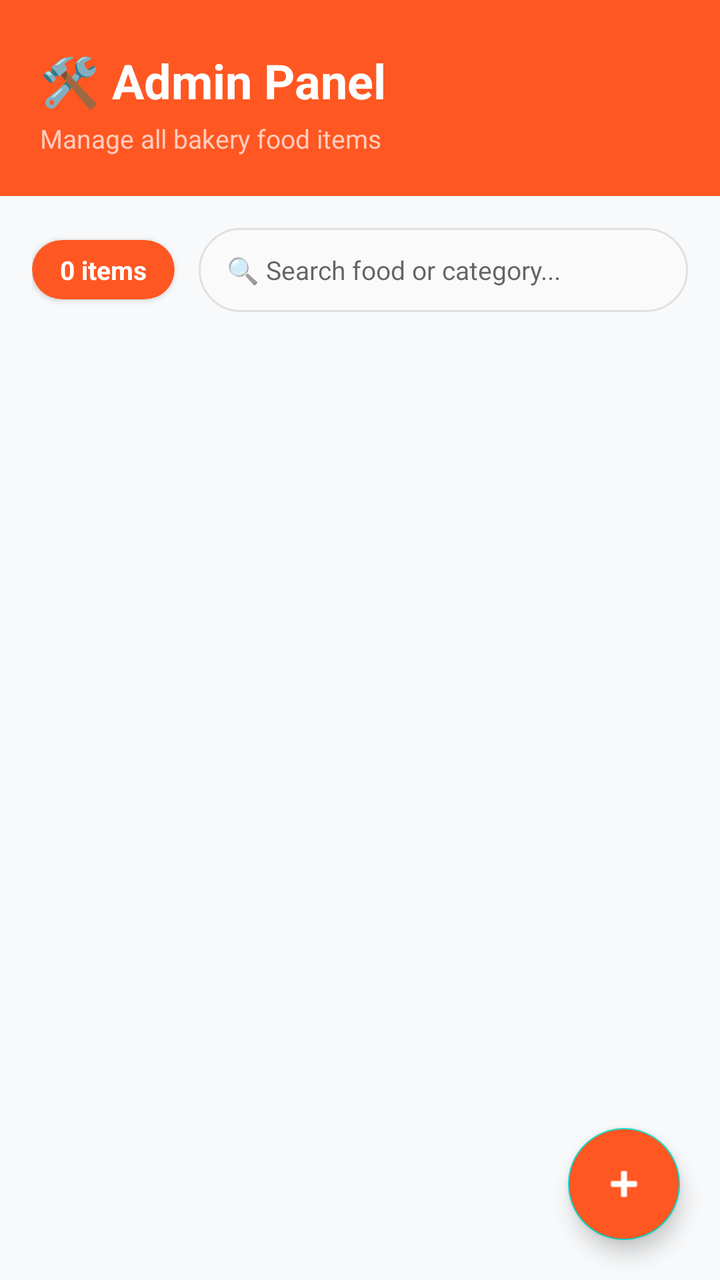
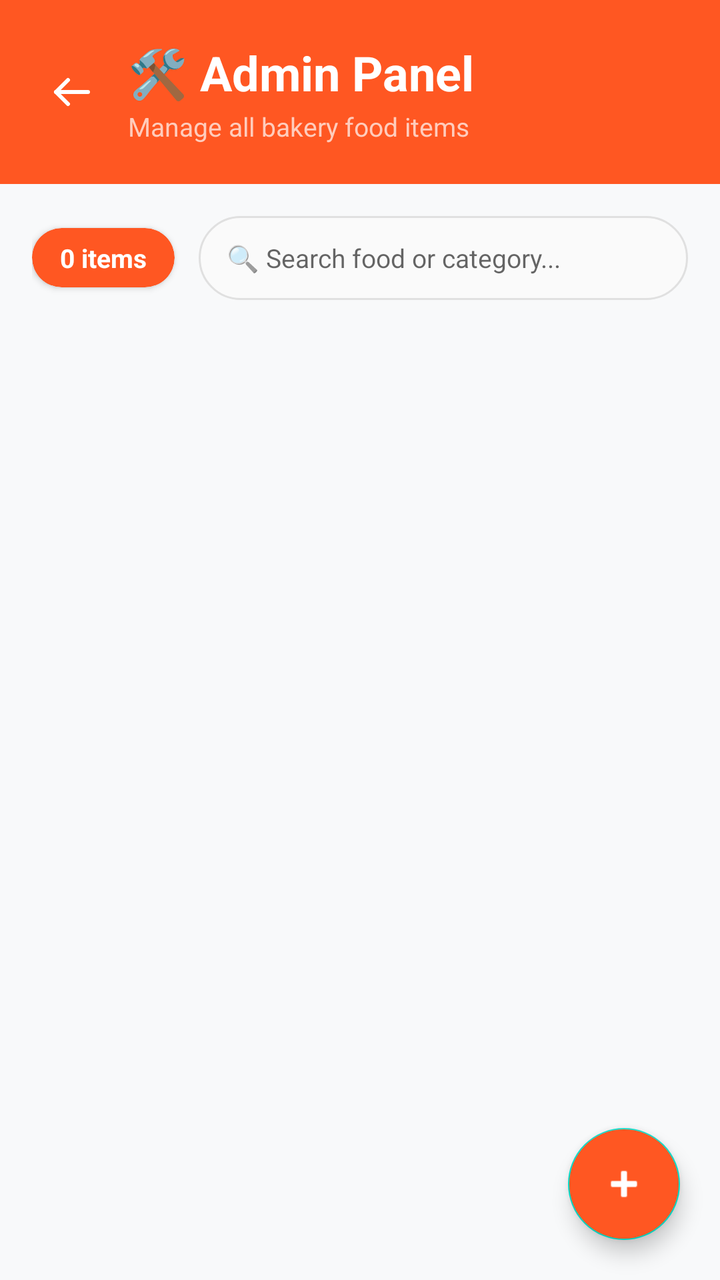

Compare the two renders of this Android layout. The source of the first and the diff that turns it into the second are given below.
<!-- AndroidManifest.xml: application theme Theme.BakeBlissBakery -->
<!-- res/layout/activity_admin.xml -->
<?xml version="1.0" encoding="utf-8"?>
<androidx.constraintlayout.widget.ConstraintLayout
    xmlns:android="http://schemas.android.com/apk/res/android"
    xmlns:app="http://schemas.android.com/apk/res-auto"
    xmlns:tools="http://schemas.android.com/tools"
    android:id="@+id/main_admin_layout"
    android:layout_width="match_parent"
    android:layout_height="match_parent"
    android:background="#F8F9FA"
    tools:ignore="HardcodedText,TextContrast">

    
    <LinearLayout
        android:id="@+id/adminHeader"
        android:layout_width="match_parent"
        android:layout_height="wrap_content"
        android:background="#FF5722"
        android:orientation="vertical"
        android:paddingHorizontal="20dp"
        android:paddingTop="24dp"
        android:paddingBottom="20dp"
        app:layout_constraintTop_toTopOf="parent">

        <TextView
            android:layout_width="wrap_content"
            android:layout_height="wrap_content"
            android:text="🛠️ Admin Panel"
            android:textColor="#FFFFFF"
            android:textSize="24sp"
            android:textStyle="bold" />

        <TextView
            android:layout_width="wrap_content"
            android:layout_height="wrap_content"
            android:layout_marginTop="4dp"
            android:text="Manage all bakery food items"
            android:textColor="#FFCCBC"
            android:textSize="13sp" />
    </LinearLayout>

    
    <LinearLayout
        android:id="@+id/statsRow"
        android:layout_width="match_parent"
        android:layout_height="wrap_content"
        android:orientation="horizontal"
        android:padding="16dp"
        android:gravity="center_vertical"
        app:layout_constraintTop_toBottomOf="@id/adminHeader">

        
        <androidx.cardview.widget.CardView
            android:layout_width="wrap_content"
            android:layout_height="wrap_content"
            android:layout_marginEnd="12dp"
            app:cardBackgroundColor="#FF5722"
            app:cardCornerRadius="20dp"
            app:cardElevation="2dp">

            <TextView
                android:id="@+id/tvAdminItemCount"
                android:layout_width="wrap_content"
                android:layout_height="wrap_content"
                android:paddingHorizontal="14dp"
                android:paddingVertical="6dp"
                android:text="0 items"
                android:textColor="#FFFFFF"
                android:textSize="13sp"
                android:textStyle="bold" />
        </androidx.cardview.widget.CardView>

        
        <EditText
            android:id="@+id/etAdminSearch"
            android:layout_width="0dp"
            android:layout_height="42dp"
            android:layout_weight="1"
            android:background="@drawable/bg_search_bar"
            android:hint="🔍 Search food or category..."
            android:textSize="13sp"
            android:paddingHorizontal="14dp"
            android:inputType="text"
            android:imeOptions="actionSearch"
            android:singleLine="true" />
    </LinearLayout>

    
    <androidx.recyclerview.widget.RecyclerView
        android:id="@+id/rvAdminFood"
        android:layout_width="match_parent"
        android:layout_height="0dp"
        android:paddingHorizontal="12dp"
        android:paddingBottom="80dp"
        android:clipToPadding="false"
        app:layout_constraintBottom_toBottomOf="parent"
        app:layout_constraintTop_toBottomOf="@id/statsRow" />

    
    <LinearLayout
        android:id="@+id/layoutAdminEmpty"
        android:layout_width="wrap_content"
        android:layout_height="wrap_content"
        android:gravity="center"
        android:orientation="vertical"
        android:visibility="gone"
        app:layout_constraintBottom_toBottomOf="parent"
        app:layout_constraintEnd_toEndOf="parent"
        app:layout_constraintStart_toStartOf="parent"
        app:layout_constraintTop_toBottomOf="@id/statsRow">

        <TextView
            android:layout_width="wrap_content"
            android:layout_height="wrap_content"
            android:text="🍞"
            android:textSize="60sp" />

        <TextView
            android:layout_width="wrap_content"
            android:layout_height="wrap_content"
            android:layout_marginTop="12dp"
            android:text="No food items found"
            android:textColor="#757575"
            android:textSize="16sp"
            android:textStyle="bold" />

        <TextView
            android:layout_width="wrap_content"
            android:layout_height="wrap_content"
            android:layout_marginTop="6dp"
            android:text="Tap + to add a new item"
            android:textColor="#AAAAAA"
            android:textSize="13sp" />
    </LinearLayout>

    
    <com.google.android.material.floatingactionbutton.FloatingActionButton
        android:id="@+id/fabAddFood"
        android:layout_width="wrap_content"
        android:layout_height="wrap_content"
        android:layout_margin="20dp"
        android:backgroundTint="#FF5722"
        android:contentDescription="Add Food Item"
        android:src="@android:drawable/ic_input_add"
        app:tint="#FFFFFF"
        app:fabSize="normal"
        app:layout_constraintBottom_toBottomOf="parent"
        app:layout_constraintEnd_toEndOf="parent" />

</androidx.constraintlayout.widget.ConstraintLayout>
<!-- resources referenced by this layout -->
<resources>
  <!-- drawable bg_search_bar (drawable) -->
  <?xml version="1.0" encoding="utf-8"?>
  <shape xmlns:android="http://schemas.android.com/apk/res/android">
      <solid android:color="#FAFAFA" />
      <stroke android:width="1dp" android:color="#E0E0E0" />
      <corners android:radius="25dp" />
  </shape>
  <style name="Theme.BakeBlissBakery" parent="Theme.MaterialComponents.Light.NoActionBar">
          <item name="colorPrimary">@color/colorPrimary</item>
          <item name="colorPrimaryDark">@color/colorPrimaryDark</item>
          <item name="colorAccent">@color/colorAccent</item>
          <item name="android:statusBarColor">@color/white</item>
          <item name="android:windowLightStatusBar">true</item>
      </style>
  <color name="colorPrimary">#FF4B1F</color>
  <color name="colorPrimaryDark">#D84315</color>
  <color name="colorAccent">#FF5722</color>
  <color name="white">#FFFFFFFF</color>
</resources>

<!-- the commit's change to res/layout/activity_admin.xml (unified diff, before → after) -->
@@ -16,26 +16,53 @@
         android:layout_height="wrap_content"
         android:background="#FF5722"
         android:orientation="vertical"
-        android:paddingHorizontal="20dp"
-        android:paddingTop="24dp"
+        android:paddingHorizontal="16dp"
+        android:paddingTop="20dp"
         android:paddingBottom="20dp"
         app:layout_constraintTop_toTopOf="parent">
 
-        <TextView
-            android:layout_width="wrap_content"
+        <LinearLayout
+            android:layout_width="match_parent"
             android:layout_height="wrap_content"
-            android:text="🛠️ Admin Panel"
-            android:textColor="#FFFFFF"
-            android:textSize="24sp"
-            android:textStyle="bold" />
+            android:orientation="horizontal"
+            android:gravity="center_vertical">
 
-        <TextView
-            android:layout_width="wrap_content"
-            android:layout_height="wrap_content"
-            android:layout_marginTop="4dp"
-            android:text="Manage all bakery food items"
-            android:textColor="#FFCCBC"
-            android:textSize="13sp" />
+            <ImageView
+                android:id="@+id/btnBackAdmin"
+                android:layout_width="40dp"
+                android:layout_height="40dp"
+                android:src="@drawable/ic_back_arrow"
+                android:padding="8dp"
+                app:tint="#FFFFFF"
+                android:background="?attr/selectableItemBackgroundBorderless"
+                android:clickable="true"
+                android:focusable="true"
+                android:contentDescription="Back" />
+
+            <LinearLayout
+                android:layout_width="0dp"
+                android:layout_height="wrap_content"
+                android:layout_weight="1"
+                android:layout_marginStart="8dp"
+                android:orientation="vertical">
+
+                <TextView
+                    android:layout_width="wrap_content"
+                    android:layout_height="wrap_content"
+                    android:text="🛠️ Admin Panel"
+                    android:textColor="#FFFFFF"
+                    android:textSize="24sp"
+                    android:textStyle="bold" />
+
+                <TextView
+                    android:layout_width="wrap_content"
+                    android:layout_height="wrap_content"
+                    android:layout_marginTop="2dp"
+                    android:text="Manage all bakery food items"
+                    android:textColor="#FFCCBC"
+                    android:textSize="13sp" />
+            </LinearLayout>
+        </LinearLayout>
     </LinearLayout>
 
     
<!-- resource entries referenced after the edit -->
@@ -7,6 +7,27 @@
       <stroke android:width="1dp" android:color="#E0E0E0" />
       <corners android:radius="25dp" />
   </shape>
+  <!-- drawable ic_back_arrow (drawable) -->
+  <vector xmlns:android="http://schemas.android.com/apk/res/android"
+      android:width="24dp"
+      android:height="24dp"
+      android:viewportWidth="24"
+      android:viewportHeight="24">
+      <path
+          android:fillColor="@android:color/transparent"
+          android:pathData="M20,12L4,12"
+          android:strokeWidth="2"
+          android:strokeColor="#1A1A1A"
+          android:strokeLineCap="round"
+          android:strokeLineJoin="round"/>
+      <path
+          android:fillColor="@android:color/transparent"
+          android:pathData="M10,18l-6,-6 6,-6"
+          android:strokeWidth="2"
+          android:strokeColor="#1A1A1A"
+          android:strokeLineCap="round"
+          android:strokeLineJoin="round"/>
+  </vector>
   <style name="Theme.BakeBlissBakery" parent="Theme.MaterialComponents.Light.NoActionBar">
           <item name="colorPrimary">@color/colorPrimary</item>
           <item name="colorPrimaryDark">@color/colorPrimaryDark</item>
